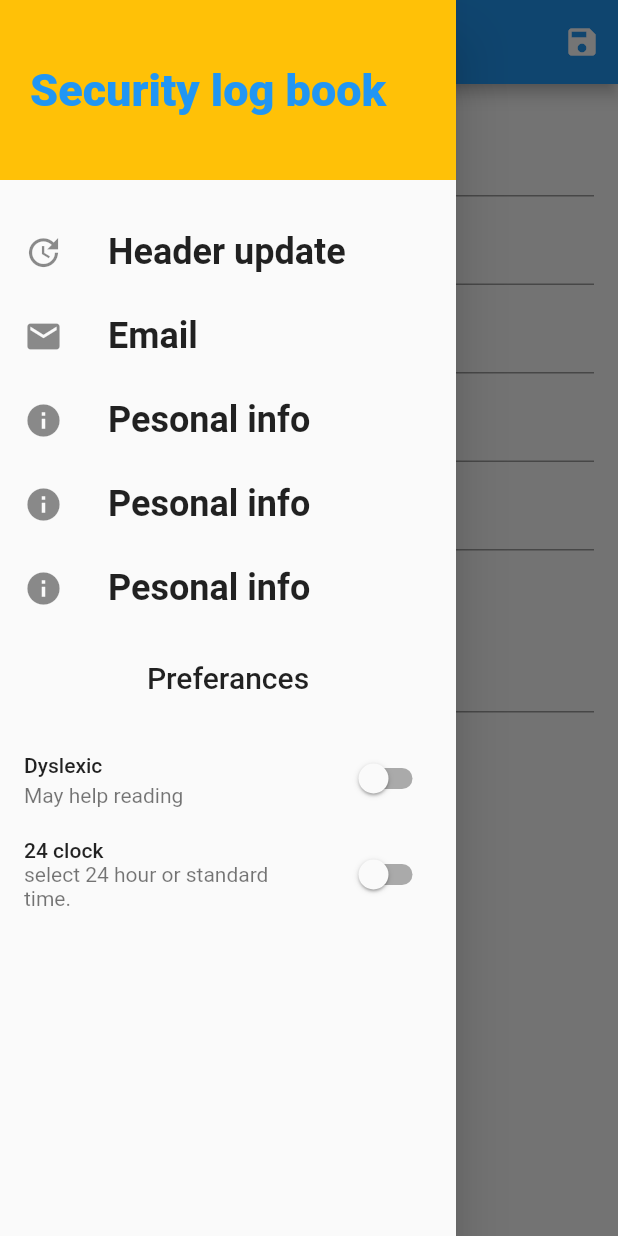
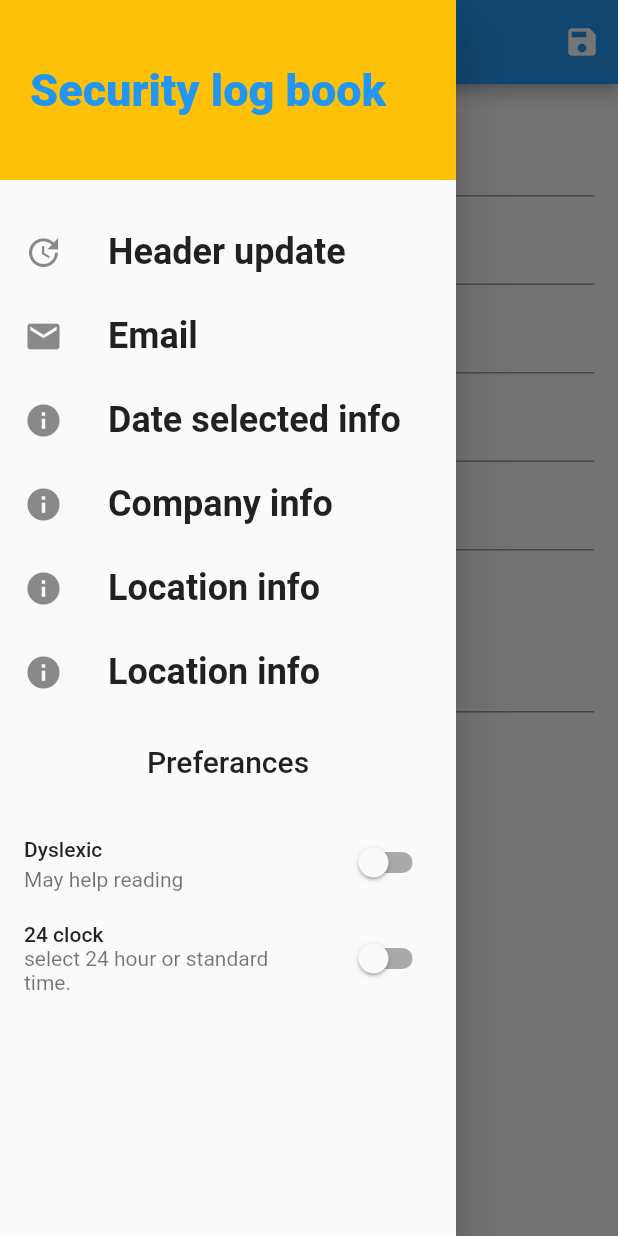
Before and after one commit to Oldwarrior62/e_slb, a Flutter app: the UserForm screen opened by its route, with the side drawer open, on a phone screen of 412 x 824 dp. Run offline on Flutter 3.47's test engine with Material 2 defaults, Android fonts, the phone set to English and light mode, and no system bars; our stand-ins replace shared_preferences, sqflite, toast; accounts and stored records are empty.

Commit message:
mainlogentry issues
main page has lost its header and drawer

```diff
--- a/lib/main.dart
+++ b/lib/main.dart
@@ -6,7 +6,7 @@ import './widgets/location_selected.dart';
 import './widgets/company_selected.dart';
 import './widgets/Email_item.dart';
 import './widgets/main_log_entry.dart';
-import 'widgets/update_page.dart';
+import 'widgets/update_header_page.dart';
 import 'widgets/user_form.dart';
 import 'widgets/LoginForm.dart';
 
--- a/lib/widgets/header_info.dart
+++ b/lib/widgets/header_info.dart
@@ -1,6 +1,6 @@
 import 'package:flutter/material.dart';
 import 'package:intl/intl.dart';
-import '../widgets/update_page.dart';
+import 'update_header_page.dart';
 //import 'package:flutter/services.dart';
 //import 'package:geolocator/geolocator.dart';
 
--- a/lib/widgets/main_drawer.dart
+++ b/lib/widgets/main_drawer.dart
@@ -4,7 +4,8 @@ import 'package:flutter_complete_guide/widgets/Email_item.dart';
 import 'package:flutter_complete_guide/widgets/company_selected.dart';
 import '../widgets/date_selected.dart';
 import 'package:flutter_complete_guide/widgets/location_selected.dart';
-import 'package:flutter_complete_guide/widgets/update_page.dart';
+import 'package:flutter_complete_guide/widgets/update_header_page.dart';
+import '../widgets/HomeForm.dart';
 
 class MainDrawer extends StatefulWidget {
   @override
@@ -75,16 +76,22 @@ class _MainDrawerState extends State<MainDrawer> {
           _buildListTile('Email', Icons.email, () {
             Navigator.of(context).pushReplacementNamed(Email.routeName);
           }),
-          _buildListTile('Pesonal info', Icons.info, () {
+          _buildListTile('Date selected info', Icons.info, () {
             Navigator.of(context).pushReplacementNamed(DateSelected.routeName);
           }),
-          _buildListTile('Pesonal info', Icons.info, () {
+          _buildListTile('Company info', Icons.info, () {
             Navigator.of(context)
                 .pushReplacementNamed(CompanySelected.routName);
           }),
-          _buildListTile('Pesonal info', Icons.info, () {
+          _buildListTile('Location info', Icons.info, () {
             Navigator.of(context)
                 .pushReplacementNamed(LocationSelected.routeName);
+          }),
+          _buildListTile('Location info', Icons.info, () {
+            Navigator.pushAndRemoveUntil(
+                context,
+                MaterialPageRoute(builder: (_) => HomeForm()),
+                (Route<dynamic> route) => false);
           }),
           Container(
             padding: const EdgeInsets.all(20),
--- a/lib/widgets/main_log_entry.dart
+++ b/lib/widgets/main_log_entry.dart
@@ -4,6 +4,7 @@ import 'package:flutter/material.dart';
 import 'package:intl/intl.dart';
 
 import 'log_info_list.dart';
+//import 'main_drawer.dart';
 import 'new_log_entry.dart';
 import 'header_info.dart';
 import '../models/report_model.dart';
@@ -62,6 +63,7 @@ class _MainLogEntryState extends State<MainLogEntry> {
   ) {
     // String weather;
     // String location;
+
     return [
       Row(
         mainAxisAlignment: MainAxisAlignment.center,
@@ -219,7 +221,7 @@ class _MainLogEntryState extends State<MainLogEntry> {
             navigationBar: appBar as ObstructingPreferredSizeWidget?,
           )
         : Scaffold(
-            //appBar: appBar,
+            appBar: appBar,
             body: pageBody,
             floatingActionButtonLocation:
                 FloatingActionButtonLocation.centerFloat,
```
Also changed, not shown: lib/widgets/loginForm.dart (+6 -5 lines), lib/widgets/update_header_page.dart (renamed from lib/widgets/update_page.dart), 2 other files.
